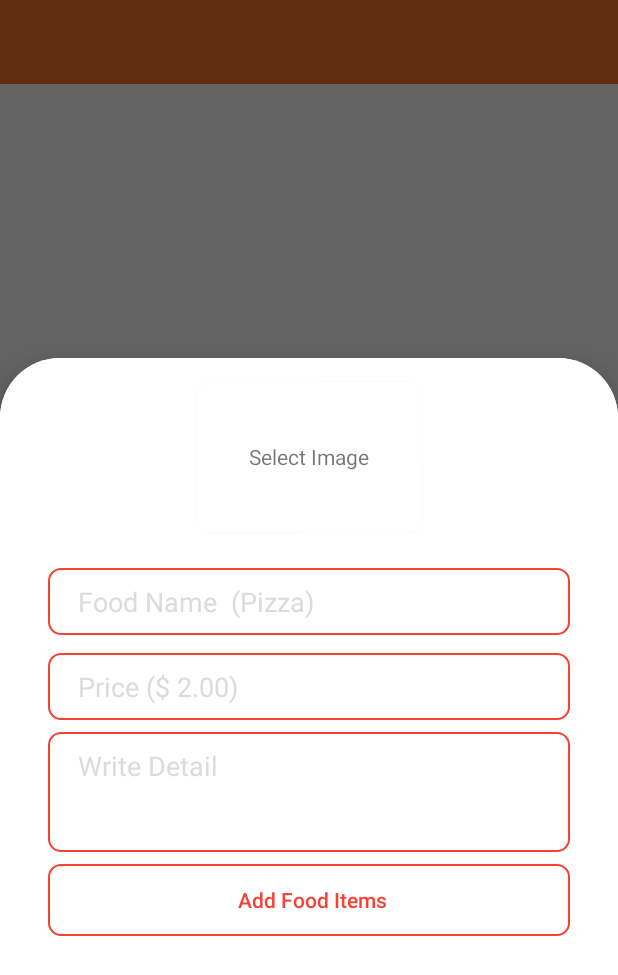
After one commit to PrasadKota96/Quick_Food, an Android app: the fragment BottomSheetAddFoodFragment placed in its activity, on a phone screen of 412 x 824 dp. The commit adds this screen. Shown: the top 975 px of the screen. Run offline under Robolectric (Android 15) with nearby library versions, the phone set to English and light mode, and no system bars; our stand-ins replace Firebase (no records; nobody signed in at launch, a user with empty details on screens opened directly).

Commit message:
Add Food Items By Owner or Admin

```diff
--- a/app/build.gradle
+++ b/app/build.gradle
@@ -38,6 +38,7 @@ dependencies {
     implementation 'org.jetbrains:annotations:15.0'
     implementation 'com.google.firebase:firebase-auth:21.0.1'
     implementation 'com.google.firebase:firebase-database:20.0.1'
+    implementation 'com.google.firebase:firebase-storage:20.0.0'
     testImplementation 'junit:junit:4.+'
     androidTestImplementation 'androidx.test.ext:junit:1.1.3'
     androidTestImplementation 'androidx.test.espresso:espresso-core:3.4.0'
--- a/app/src/main/java/uk/ac/tees/aad/w9316578/Activity/AdminHomeActivity.java
+++ b/app/src/main/java/uk/ac/tees/aad/w9316578/Activity/AdminHomeActivity.java
@@ -1,16 +1,51 @@
 package uk.ac.tees.aad.w9316578.Activity;
 
+import androidx.annotation.NonNull;
 import androidx.appcompat.app.AppCompatActivity;
 
 import android.os.Bundle;
+import android.view.Menu;
+import android.view.MenuItem;
+import android.view.View;
+import android.widget.Toast;
 
+import com.google.android.material.floatingactionbutton.FloatingActionButton;
+
+import uk.ac.tees.aad.w9316578.Fragments.BottomSheetAddFoodFragment;
 import uk.ac.tees.aad.w9316578.R;
 
 public class AdminHomeActivity extends AppCompatActivity {
+    FloatingActionButton fab;
+    public static BottomSheetAddFoodFragment btsf;
 
     @Override
     protected void onCreate(Bundle savedInstanceState) {
         super.onCreate(savedInstanceState);
         setContentView(R.layout.activity_admin_home);
+
+        fab  = findViewById(R.id.fab);
+
+        fab.setOnClickListener(new View.OnClickListener() {
+            @Override
+            public void onClick(View v) {
+
+                 btsf=new BottomSheetAddFoodFragment();
+                btsf.show(getSupportFragmentManager(),btsf.getTag());
+            }
+        });
+    }
+
+    @Override
+    public boolean onCreateOptionsMenu(Menu menu) {
+        getMenuInflater().inflate(R.menu.admin_main_menu, menu);
+        return super.onCreateOptionsMenu(menu);
+    }
+
+    @Override
+    public boolean onOptionsItemSelected(@NonNull MenuItem item) {
+        if (item.getItemId() == R.id.addFood) {
+
+        }
+        return super.onOptionsItemSelected(item);
     }
 }
--- /dev/null
+++ b/app/src/main/java/uk/ac/tees/aad/w9316578/Fragments/BottomSheetAddFoodFragment.java
@@ -0,0 +1,205 @@
+package uk.ac.tees.aad.w9316578.Fragments;
+
+import android.app.ProgressDialog;
+import android.content.Intent;
+import android.net.Uri;
+import android.os.Bundle;
+
+import androidx.annotation.NonNull;
+import androidx.annotation.Nullable;
+import androidx.cardview.widget.CardView;
+import androidx.fragment.app.Fragment;
+
+import android.view.LayoutInflater;
+import android.view.View;
+import android.view.ViewGroup;
+import android.widget.Button;
+import android.widget.EditText;
+import android.widget.ImageView;
+import android.widget.TextView;
+import android.widget.Toast;
+
+import com.google.android.gms.tasks.OnCompleteListener;
+import com.google.android.gms.tasks.OnSuccessListener;
+import com.google.android.gms.tasks.Task;
+import com.google.android.material.bottomsheet.BottomSheetDialogFragment;
+import com.google.firebase.auth.FirebaseAuth;
+import com.google.firebase.auth.FirebaseUser;
+import com.google.firebase.database.DatabaseReference;
+import com.google.firebase.database.FirebaseDatabase;
+import com.google.firebase.storage.FirebaseStorage;
+import com.google.firebase.storage.StorageReference;
+import com.google.firebase.storage.UploadTask;
+
+import org.jetbrains.annotations.NotNull;
+
+import java.text.SimpleDateFormat;
+import java.util.Date;
+import java.util.HashMap;
+
+import uk.ac.tees.aad.w9316578.Activity.AdminHomeActivity;
+import uk.ac.tees.aad.w9316578.R;
+
+
+public class BottomSheetAddFoodFragment extends BottomSheetDialogFragment {
+
+    private static final int SELECT_PICTURE = 111;
+    ImageView imageViewFood;
+    EditText inputFoodName, inputFoodprice, inputDescription;
+    Button btnSave;
+    Uri imageUri;
+    CardView card;
+    TextView selectImageTextView;
+
+    ProgressDialog progressDialog;
+
+    DatabaseReference mFoodRef;
+    StorageReference mFoodStorageRef;
+
+
+
+    public BottomSheetAddFoodFragment() {
+        // Required empty public constructor
+    }
+
+    @Override
+    public void onCreate(Bundle savedInstanceState) {
+        super.onCreate(savedInstanceState);
+    }
+
+    @Override
+    public View onCreateView(LayoutInflater inflater, ViewGroup container,
+                             Bundle savedInstanceState) {
+        // Inflate the layout for this fragment
+        View view = inflater.inflate(R.layout.fragment_bottom_sheet_add_food, container, false);
+        imageViewFood = view.findViewById(R.id.imageViewFood);
+        inputFoodName = view.findViewById(R.id.inputFoodName);
+        inputFoodprice = view.findViewById(R.id.inputFoodprice);
+        inputDescription = view.findViewById(R.id.inputDescription);
+        card = view.findViewById(R.id.card);
+        selectImageTextView = view.findViewById(R.id.selectImageTextView);
+        btnSave = view.findViewById(R.id.button);
+        progressDialog=new ProgressDialog(getContext());
+
+        mFoodRef= FirebaseDatabase.getInstance().getReference().child("Food");
+        mFoodStorageRef= FirebaseStorage.getInstance().getReference().child("FoodImage");
+
+
+        btnSave.setOnClickListener(new View.OnClickListener() {
+            @Override
+            public void onClick(View v) {
+                PerforAddItems();
+            }
+        });
+
+        imageViewFood.setOnClickListener(new View.OnClickListener() {
+            @Override
+            public void onClick(View v) {
+               getImageFromGallery();
+            }
+        });
+        card.setOnClickListener(new View.OnClickListener() {
+            @Override
+            public void onClick(View v) {
+                getImageFromGallery();
+            }
+        });
+        selectImageTextView.setOnClickListener(new View.OnClickListener() {
+            @Override
+            public void onClick(View v) {
+                getImageFromGallery();
+            }
+        });
+
+        return view;
+    }
+
+    private void PerforAddItems() {
+
+
+        Date date = new Date();
+        SimpleDateFormat formatter = new SimpleDateFormat("dd/MM/yyyy");
+        String strDate= formatter.format(date);
+
+        String foodName=inputFoodName.getText().toString();
+        String foodPrice=inputFoodprice.getText().toString();
+        String foodDesc=inputDescription.getText().toString();
+
+
+        if (foodName.isEmpty()) {
+            inputFoodName.setError("Enter Food Name");
+            inputFoodName.requestFocus();
+        } else if (foodPrice.isEmpty() ) {
+            inputFoodprice.setError("Enter Price");
+            inputFoodprice.requestFocus();
+        }else if (foodDesc.isEmpty())
+        {
+            inputDescription.setError("Enter Price");
+            inputDescription.requestFocus();
+        }else if (imageUri==null)
+        {
+            Toast.makeText(getContext(), "Select Food Image", Toast.LENGTH_SHORT).show();
+        }
+        else {
+            progressDialog.setMessage("Adding Food");
+            progressDialog.setCanceledOnTouchOutside(false);
+            progressDialog.show();
+
+            String pushKey=mFoodRef.push().getKey().toString();
+            mFoodStorageRef.child(pushKey).putFile(imageUri).addOnCompleteListener(new OnCompleteListener<UploadTask.TaskSnapshot>() {
+                @Override
+                public void onComplete(@NonNull @NotNull Task<UploadTask.TaskSnapshot> task) {
+                    mFoodStorageRef.child(pushKey).getDownloadUrl().addOnSuccessListener(new OnSuccessListener<Uri>() {
+                        @Override
+                        public void onSuccess(Uri uri) {
+                            HashMap hashMap=new HashMap();
+                            hashMap.put("date",strDate);
+                            hashMap.put("FoodName",foodName);
+                            hashMap.put("FoodPrice",foodPrice);
+                            hashMap.put("FoodDesc",foodDesc);
+                            hashMap.put("FoodImageUri",uri.toString());
+
+                            mFoodRef.child(pushKey).updateChildren(hashMap).addOnCompleteListener(new OnCompleteListener() {
+                                @Override
+                                public void onComplete(@NonNull @NotNull Task task) {
+                                    if (task.isSuccessful())
+                                    {
+                                        progressDialog.dismiss();
+                                        Toast.makeText(getContext(), "Food Added", Toast.LENGTH_SHORT).show();
+                                        AdminHomeActivity.btsf.dismiss();
+                                    }else
+                                    {
+                                        progressDialog.dismiss();
+                                        AdminHomeActivity.btsf.dismiss();
+                                        Toast.makeText(getContext(), ""+task.getException(), Toast.LENGTH_SHORT).show();
+                                    }
+                                }
+                            });
+                        }
+                    });
+                }
+            });
+
+        }
+    }
+
+    private void getImageFromGallery() {
+        Intent intent = new Intent();
+        intent.setType("image/*");
+        intent.setAction(Intent.ACTION_GET_CONTENT);
+        startActivityForResult(Intent.createChooser(intent, "Select Picture"), SELECT_PICTURE);
+
+    }
+
+    @Override
+    public void onActivityResult(int requestCode, int resultCode, @Nullable @org.jetbrains.annotations.Nullable Intent data) {
+        super.onActivityResult(requestCode, resultCode, data);
+        if (requestCode == SELECT_PICTURE) {
+            Toast.makeText(getContext(), "dfsdgd", Toast.LENGTH_SHORT).show();
+            imageUri = data.getData();
+            imageViewFood.setImageURI(imageUri);
+            imageViewFood.setVisibility(View.VISIBLE);
+
+        }
+    }
+}
--- /dev/null
+++ b/app/src/main/res/drawable/bottom_sheet_bg.xml
@@ -0,0 +1,9 @@
+<?xml version="1.0" encoding="utf-8"?>
+<selector xmlns:android="http://schemas.android.com/apk/res/android">
+<item>
+    <shape>
+        <solid android:color="@color/white"/>
+        <corners android:topLeftRadius="40dp" android:topRightRadius="40dp"/>
+    </shape>
+</item>
+</selector>
--- /dev/null
+++ b/app/src/main/res/drawable/ic_baseline_add_circle_outline_24.xml
@@ -0,0 +1,10 @@
+<vector xmlns:android="http://schemas.android.com/apk/res/android"
+    android:width="24dp"
+    android:height="24dp"
+    android:tint="#fff"
+    android:viewportWidth="24"
+    android:viewportHeight="24">
+    <path
+        android:fillColor="@android:color/white"
+        android:pathData="M13,7h-2v4L7,11v2h4v4h2v-4h4v-2h-4L13,7zM12,2C6.48,2 2,6.48 2,12s4.48,10 10,10 10,-4.48 10,-10S17.52,2 12,2zM12,20c-4.41,0 -8,-3.59 -8,-8s3.59,-8 8,-8 8,3.59 8,8 -3.59,8 -8,8z" />
+</vector>
--- /dev/null
+++ b/app/src/main/res/drawable/ic_baseline_image_24.xml
@@ -0,0 +1,10 @@
+<vector xmlns:android="http://schemas.android.com/apk/res/android"
+    android:width="70dp"
+    android:height="70dp"
+    android:tint="@color/colorPrimary"
+    android:viewportWidth="24"
+    android:viewportHeight="24">
+    <path
+        android:fillColor="@android:color/white"
+        android:pathData="M21,19V5c0,-1.1 -0.9,-2 -2,-2H5c-1.1,0 -2,0.9 -2,2v14c0,1.1 0.9,2 2,2h14c1.1,0 2,-0.9 2,-2zM8.5,13.5l2.5,3.01L14.5,12l4.5,6H5l3.5,-4.5z" />
+</vector>
--- /dev/null
+++ b/app/src/main/res/drawable/input_category_field.xml
@@ -0,0 +1,9 @@
+<?xml version="1.0" encoding="utf-8"?>
+<selector xmlns:android="http://schemas.android.com/apk/res/android">
+<item>
+    <shape>
+        <stroke android:color="@color/colorPrimary" android:width="1dp"/>
+        <corners android:radius="8dp"/>
+    </shape>
+</item>
+</selector>
--- a/app/src/main/res/layout/activity_admin_home.xml
+++ b/app/src/main/res/layout/activity_admin_home.xml
@@ -6,6 +6,34 @@
     android:layout_height="match_parent"
     tools:context=".Activity.AdminHomeActivity">
 
+    <include
+        android:id="@+id/appbar"
+        layout="@layout/app_bar"
+        app:layout_constraintEnd_toEndOf="parent"
+        app:layout_constraintStart_toStartOf="parent"
+        app:layout_constraintTop_toTopOf="parent" />
+
+    <androidx.recyclerview.widget.RecyclerView
+        android:id="@+id/recyclerview"
+        android:layout_width="0dp"
+        android:layout_height="0dp"
+        app:layout_constraintBottom_toBottomOf="parent"
+        app:layout_constraintEnd_toEndOf="parent"
+        app:layout_constraintStart_toStartOf="parent"
+        app:layout_constraintTop_toBottomOf="@+id/appbar" />
 
 
+    <com.google.android.material.floatingactionbutton.FloatingActionButton
+        android:id="@+id/fab"
+        android:layout_width="wrap_content"
+        android:layout_height="wrap_content"
+        android:layout_marginEnd="24dp"
+        android:tintMode="multiply"
+        android:background="@color/colorPrimaryDark"
+        android:backgroundTint="@color/colorPrimaryDark"
+        android:src="@drawable/ic_baseline_add_circle_outline_24"
+        android:layout_marginBottom="32dp"
+        app:layout_constraintBottom_toBottomOf="parent"
+        app:layout_constraintEnd_toEndOf="parent" />
+
 </androidx.constraintlayout.widget.ConstraintLayout>
--- /dev/null
+++ b/app/src/main/res/layout/app_bar.xml
@@ -0,0 +1,10 @@
+<?xml version="1.0" encoding="utf-8"?>
+<androidx.appcompat.widget.Toolbar
+    xmlns:android="http://schemas.android.com/apk/res/android"
+    android:layout_width="match_parent"
+    android:layout_height="?attr/actionBarSize"
+    android:background="@color/colorAppBar"
+    android:theme="@style/ThemeOverlay.AppCompat.Dark.ActionBar">
+
+
+</androidx.appcompat.widget.Toolbar>
--- /dev/null
+++ b/app/src/main/res/layout/fragment_bottom_sheet_add_food.xml
@@ -0,0 +1,116 @@
+<?xml version="1.0" encoding="utf-8"?>
+<androidx.constraintlayout.widget.ConstraintLayout xmlns:android="http://schemas.android.com/apk/res/android"
+    xmlns:app="http://schemas.android.com/apk/res-auto"
+    xmlns:tools="http://schemas.android.com/tools"
+    android:layout_width="match_parent"
+    android:layout_height="match_parent"
+    tools:context=".Fragments.BottomSheetAddFoodFragment"
+    android:background="@drawable/bottom_sheet_bg">
+
+
+    <androidx.cardview.widget.CardView
+        android:id="@+id/card"
+        android:layout_width="150dp"
+        android:layout_height="100dp"
+        android:layout_marginTop="16dp"
+        app:cardCornerRadius="10dp"
+        app:layout_constraintEnd_toEndOf="parent"
+        app:layout_constraintStart_toStartOf="parent"
+        app:layout_constraintTop_toTopOf="parent">
+
+        <ImageView
+            android:id="@+id/imageViewFood"
+            android:layout_width="match_parent"
+            android:layout_height="match_parent"
+            android:scaleType="centerCrop"
+            android:visibility="gone"
+            android:src="@drawable/ic_baseline_image_24" />
+
+        <TextView
+            android:id="@+id/selectImageTextView"
+            android:layout_width="wrap_content"
+            android:layout_height="wrap_content"
+            android:text="Select Image"
+            android:layout_gravity="center"/>
+    </androidx.cardview.widget.CardView>
+
+    <EditText
+        android:id="@+id/inputFoodName"
+        android:layout_width="0dp"
+        android:layout_height="wrap_content"
+        android:layout_marginStart="32dp"
+        android:layout_marginTop="24dp"
+        android:layout_marginEnd="32dp"
+        android:background="@drawable/input_category_field"
+        android:ems="10"
+        android:hint="Food Name  (Pizza) "
+        android:inputType="textPersonName"
+        android:paddingLeft="20dp"
+        android:paddingTop="10dp"
+        android:paddingBottom="10dp"
+        android:textColor="@color/colorPrimary"
+        android:textColorHint="@color/colorGrey"
+        app:layout_constraintEnd_toEndOf="parent"
+        app:layout_constraintStart_toStartOf="parent"
+        app:layout_constraintTop_toBottomOf="@+id/card" />
+
+    <EditText
+        android:id="@+id/inputFoodprice"
+        android:layout_width="0dp"
+        android:layout_height="wrap_content"
+        android:layout_marginStart="32dp"
+        android:layout_marginTop="12dp"
+        android:layout_marginEnd="32dp"
+        android:background="@drawable/input_category_field"
+        android:ems="10"
+        android:hint="Price ($ 2.00)"
+        android:inputType="number"
+        android:paddingLeft="20dp"
+        android:paddingTop="10dp"
+        android:paddingBottom="10dp"
+        android:textColor="@color/colorPrimary"
+        android:textColorHint="@color/colorGrey"
+        app:layout_constraintEnd_toEndOf="parent"
+        app:layout_constraintHorizontal_bias="0.0"
+        app:layout_constraintStart_toStartOf="parent"
+        app:layout_constraintTop_toBottomOf="@+id/inputFoodName" />
+
+    <EditText
+        android:id="@+id/inputDescription"
+        android:layout_width="0dp"
+        android:layout_height="80dp"
+        android:layout_marginStart="32dp"
+        android:layout_marginTop="8dp"
+        android:layout_marginEnd="32dp"
+        android:background="@drawable/input_category_field"
+        android:ems="10"
+        android:gravity="start"
+        android:hint="Write Detail"
+        android:inputType="textMultiLine"
+        android:paddingLeft="20dp"
+        android:paddingTop="10dp"
+        android:paddingBottom="10dp"
+        android:textColor="@color/colorPrimary"
+        android:textColorHint="@color/colorGrey"
+        app:layout_constraintEnd_toEndOf="parent"
+        app:layout_constraintHorizontal_bias="0.0"
+        app:layout_constraintStart_toStartOf="parent"
+        app:layout_constraintTop_toBottomOf="@+id/inputFoodprice" />
+
+    <Button
+        android:id="@+id/button"
+        android:layout_width="0dp"
+        android:layout_height="wrap_content"
+        android:layout_marginTop="8dp"
+        android:layout_marginBottom="200dp"
+        android:background="@drawable/input_category_field"
+        android:text=" Add Food Items"
+        android:textAllCaps="false"
+        android:textColor="@color/colorPrimary"
+        app:layout_constraintBottom_toBottomOf="parent"
+        app:layout_constraintEnd_toEndOf="@+id/inputDescription"
+        app:layout_constraintStart_toStartOf="@+id/inputDescription"
+        app:layout_constraintTop_toBottomOf="@+id/inputDescription"
+        app:layout_constraintVertical_bias="0.0" />
+
+</androidx.constraintlayout.widget.ConstraintLayout>
--- /dev/null
+++ b/app/src/main/res/menu/admin_main_menu.xml
@@ -0,0 +1,24 @@
+<?xml version="1.0" encoding="utf-8"?>
+<menu xmlns:android="http://schemas.android.com/apk/res/android"
+    xmlns:app="http://schemas.android.com/apk/res-auto">
+
+    <item
+        android:id="@+id/addFood"
+        android:title="Add Food"
+        android:icon="@drawable/ic_customer"
+        app:showAsAction="collapseActionView"/>
+
+    <item
+        android:id="@+id/order"
+        android:title="See Food Orders"
+        android:icon="@drawable/ic_rider"
+        app:showAsAction="collapseActionView"
+    />
+
+    <item
+        android:id="@+id/logut"
+        android:title="logout"
+        android:icon="@drawable/ic_baseline_person_24"
+        app:showAsAction="collapseActionView"/>
+
+</menu>
--- a/app/src/main/res/values/colors.xml
+++ b/app/src/main/res/values/colors.xml
@@ -19,5 +19,5 @@
     <color name="colorGr1">#A62953</color>
     <color name="colorGr2">#384BB6</color>
     <color name="colorAppBar">#F4722B</color>
-    <color name="colordarkeyGrey">#E5E5EA</color>
+    <color name="colorGrey">#DCDCDC</color>
 </resources>
--- a/app/src/main/res/values/themes.xml
+++ b/app/src/main/res/values/themes.xml
@@ -12,6 +12,7 @@
         <!-- Status bar color. -->
         <item name="android:statusBarColor" tools:targetApi="l">?attr/colorPrimaryVariant</item>
         <!-- Customize your theme here. -->
+        <item name="bottomSheetDialogTheme">@style/AppBottomSheetDialogTheme</item>
     </style>
 
      <style name="WelcomeErrorAppearance" parent="@android:style/TextAppearance">
@@ -27,4 +28,14 @@
         <item name="colorControlNormal">@color/white</item>
         <item name="colorControlActivated">@color/white</item>
     </style>
+
+    <style name="AppBottomSheetDialogTheme"
+        parent="Theme.Design.Light.BottomSheetDialog">
+        <item name="bottomSheetStyle">@style/AppModalStyle</item>
+    </style>
+
+    <style name="AppModalStyle"
+        parent="Widget.Design.BottomSheet.Modal">
+        <item name="android:background">@drawable/bottom_sheet_bg</item>
+    </style>
 </resources>
```
Also changed, not shown: app/src/main/AndroidManifest.xml (+7 -5 lines), app/src/main/res/layout/single_view_item.xml (added, +68 -0 lines), app/src/main/res/drawable/pizza.jpg (added).
